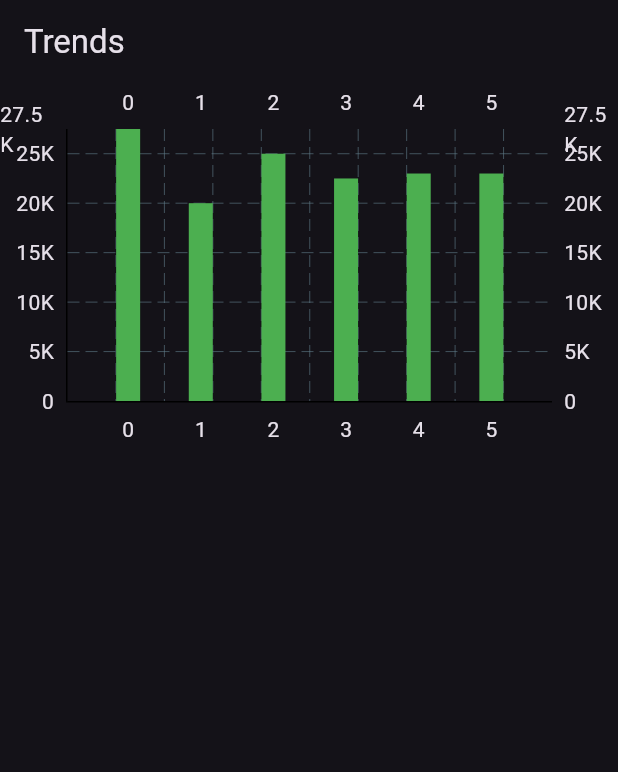
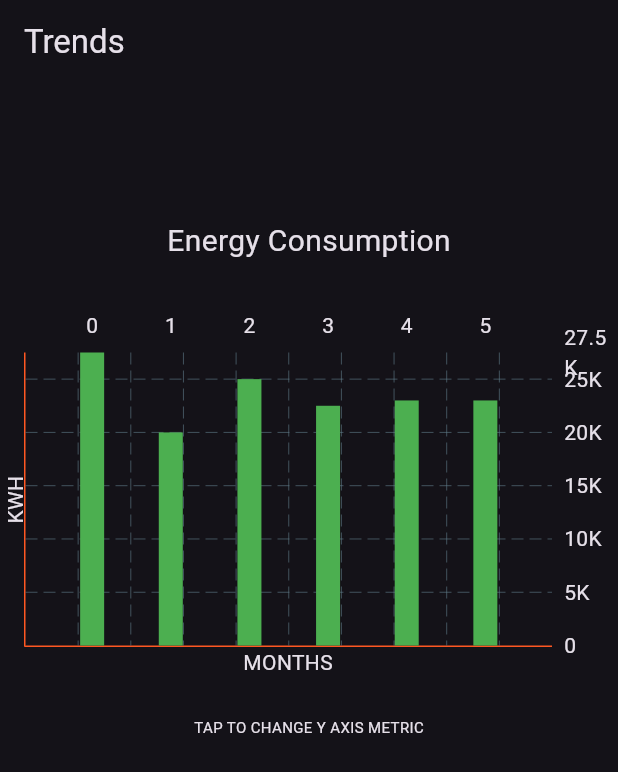
Before and after one commit to NGURE-TIM/group-7-admin-ems, a Flutter app: the energy screen opened directly, on a phone screen of 412 x 824 dp. Shown: the top 772 px of the screen. Run offline on Flutter 3.47's test engine with Material 2 defaults, Android fonts, the phone set to English and light mode, and no system bars; drawn by our look-alikes of fl_chart.

Commit message:
Bar graph changes

```diff
--- a/lib/homepage/Data/trends.dart
+++ b/lib/homepage/Data/trends.dart
@@ -9,10 +9,10 @@ class Trends {
 
 }
 List<Trends> myTrends=[
-  Trends(27500, 'March', 692041),
-  Trends(20000, 'April',492041),
-  Trends(25000, 'May',192041),
-  Trends(22500, 'June',292041),
-  Trends(23000, 'July',892041),
-  Trends(23000, 'August',792041),
+  Trends(27500, 'March', 6920.41),
+  Trends(20000, 'April',4221.00),
+  Trends(25000, 'May',5226.76),
+  Trends(22500, 'June',5631.47),
+  Trends(23000, 'July',5951.83),
+  Trends(23000, 'August',8835.60),
 ];
--- a/lib/homepage/energy consumption/energy.dart
+++ b/lib/homepage/energy consumption/energy.dart
@@ -9,6 +9,7 @@ class energy extends StatefulWidget {
 }
 
 class _energyState extends State<energy> {
+
   @override
   Widget build(BuildContext context) {
     return Scaffold(
@@ -17,19 +18,105 @@ class _energyState extends State<energy> {
         title: Text('Trends'),
       ),
       body: Container(
-        child: AspectRatio(
+        child: Column(
+
+          children: [
+            SizedBox(
+              height: 90,
+            ),
+            Text(
+                'Energy Consumption',
+              style: TextStyle(
+                fontSize: 20
+              ),
+
+            ),
+            SizedBox(
+              height: 30,
+            ),
+            AspectRatio(
               aspectRatio:  1.7,
-          child: BarChart(BarChartData(
+              child: BarChart(
+                  BarChartData(
+                   barTouchData: BarTouchData(
+                     enabled: true,
+                     touchTooltipData: BarTouchTooltipData(
+                       tooltipBgColor: Colors.orangeAccent,
+                    getTooltipItem: (BarChartGroupData z , int y , BarChartRodData g , int l){
+                        String month;
+                        List months=[];
+                        for(Trends y in myTrends){
+                          months.add(y.month);
+                        }
+                        if(z.x >=0 && z.x < months.length ){
+                          month=months[z.x];
+                        }
+                        else {
+                          throw Error();
+                        }
+                         return BarTooltipItem(
+                             month,
+
+                             const TextStyle(
+                             color: Colors.white,
+                             fontWeight: FontWeight.bold,
+                             fontSize: 18,
+                             ),
+                           children: <TextSpan>[
+                             TextSpan(
+                               text: (g.toY - 1).toString(),
+                               style: TextStyle(
+                                 color: Colors.green,
+                                 fontSize: 16,
+                                 fontWeight: FontWeight.w500,
+                               ),
+                             ),
+                           ],
+                         );
+                    }
+                     ),
+
+                   ),
                   borderData: FlBorderData(
                       border: const Border(
                         top: BorderSide.none,
                         right: BorderSide.none,
-                    left: BorderSide(width: 1),
-                    bottom: BorderSide(width: 1),
+                        left: BorderSide(
+                            color: Colors.deepOrange
+                        ),
+                        bottom: BorderSide(
+                            color: Colors.deepOrange
+                        ),
                       )),
                   groupsSpace: 10,
+                  titlesData:FlTitlesData(
+                    show: true,
+                    leftTitles: AxisTitles(
+                      axisNameWidget: Text(
+                        'KWH'
+                      )
+                    ),
+                    bottomTitles: AxisTitles(
+                        axisNameWidget: Text(
+                            'MONTHS'
+                        )
+                    )
+                  ) ,
                   barGroups: barChartGroupData(myTrends)
+
                   )),
+            ),
+            SizedBox(
+              height: 30,
+            ),
+            Text(
+              'TAP TO CHANGE Y AXIS METRIC',
+              style: TextStyle(
+                  fontSize: 10
+              ),
+
+            ),
+          ],
         ),
       ),
     );
@@ -38,10 +125,12 @@ class _energyState extends State<energy> {
 
 List<BarChartGroupData>? barChartGroupData (List<Trends> barData){
   List<BarChartGroupData> sections=[];
+
  int index=-1;
   for (Trends x in barData) {
     index++;
     sections.add( BarChartGroupData(
+
       x:index,
       barRods: [
         BarChartRodData(
@@ -51,6 +140,7 @@ List<BarChartGroupData>? barChartGroupData (List<Trends> barData){
           color: Colors.green,
           width: 16,
         ),
+
       ],
     ));
   }
```
Lines whose indentation alone changed are shown as unchanged.
